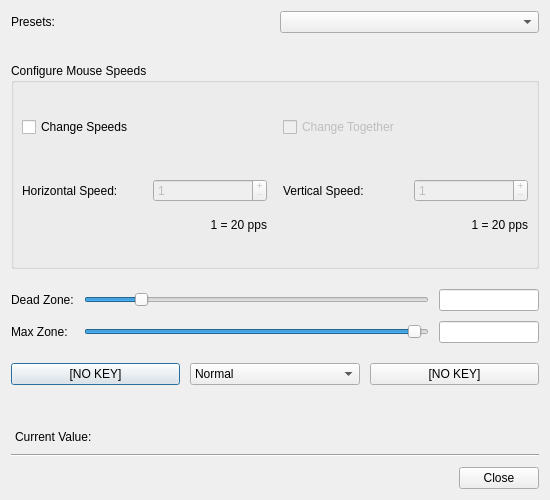
Old version of the form src/axiseditdialog.ui in the repository AntiMicroX/antimicrox.
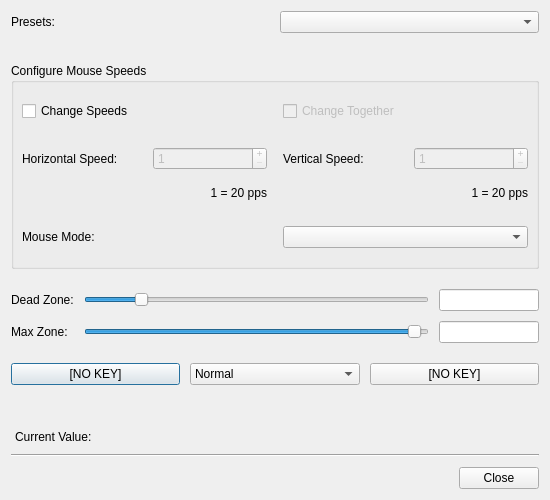
New version of the form. Custom widgets are drawn as their Qt base class.

Commit message: Initial testing of spring mouse mode.

What changed in the file:
```diff
--- a/src/axiseditdialog.ui
+++ b/src/axiseditdialog.ui
@@ -359,6 +359,36 @@
         </item>
        </layout>
       </item>
+      <item>
+       <layout class="QHBoxLayout" name="horizontalLayout_8">
+        <item>
+         <widget class="QLabel" name="label_5">
+          <property name="text">
+           <string>Mouse Mode:</string>
+          </property>
+         </widget>
+        </item>
+        <item>
+         <widget class="QComboBox" name="mouseModeComboBox">
+          <item>
+           <property name="text">
+            <string/>
+           </property>
+          </item>
+          <item>
+           <property name="text">
+            <string>Cursor</string>
+           </property>
+          </item>
+          <item>
+           <property name="text">
+            <string>Spring</string>
+           </property>
+          </item>
+         </widget>
+        </item>
+       </layout>
+      </item>
      </layout>
     </widget>
    </item>
```
The commit also changes 29 other files.
